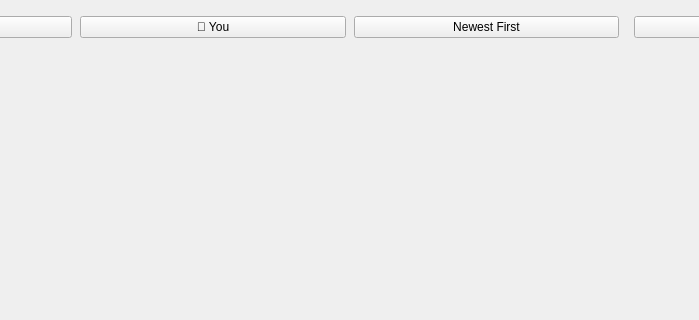
Above: resources/ui/tabs/gallery.ui from cpt-cabbage/luma_tools before the change; both pictures show x 210 to 909 and y 0 to 320 of the 1400 by 850 pixel window. Below: the same form after it.
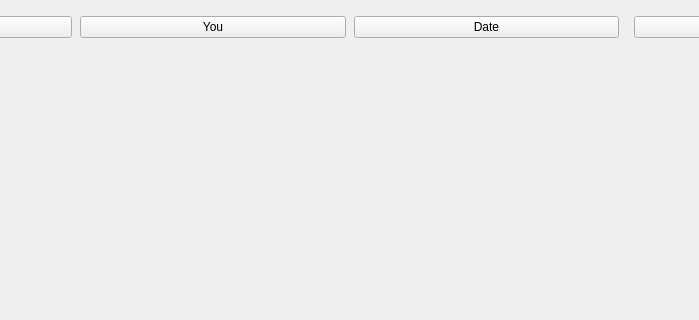
That is the form after the change.

Commit message:
feat(gallery): enhance sort controls with direction toggle and refactor stacking UI
- Add sort direction toggle button (arrow) to switch between ascending/descending
- Refactor sort system to track field and direction separately
- Convert stacking mode controls from checkboxes to a floating dialog
- Remove emoji prefixes from user button text
- Add new StacksDialog class for managing stacking options

Diff of the .ui file:
```diff
--- a/resources/ui/tabs/gallery.ui
+++ b/resources/ui/tabs/gallery.ui
@@ -50,13 +50,7 @@
      <item>
       <widget class="QPushButton" name="GalleryUserButton">
        <property name="text">
-        <string>👤 You</string>
-       </property>
-       <property name="minimumSize">
-        <size>
-         <width>120</width>
-         <height>0</height>
-        </size>
+        <string>You</string>
        </property>
        <property name="toolTip">
         <string>Click to select user gallery to view</string>
@@ -66,13 +60,7 @@
      <item>
       <widget class="QPushButton" name="GallerySortButton">
        <property name="text">
-        <string>Newest First</string>
-       </property>
-       <property name="minimumSize">
-        <size>
-         <width>160</width>
-         <height>0</height>
-        </size>
+        <string>Date</string>
        </property>
        <property name="toolTip">
         <string>Click to change sort order</string>
```
Left out of the diff: 2 changed lines with no effect on the pictures. The commit also changes 2 other files.
